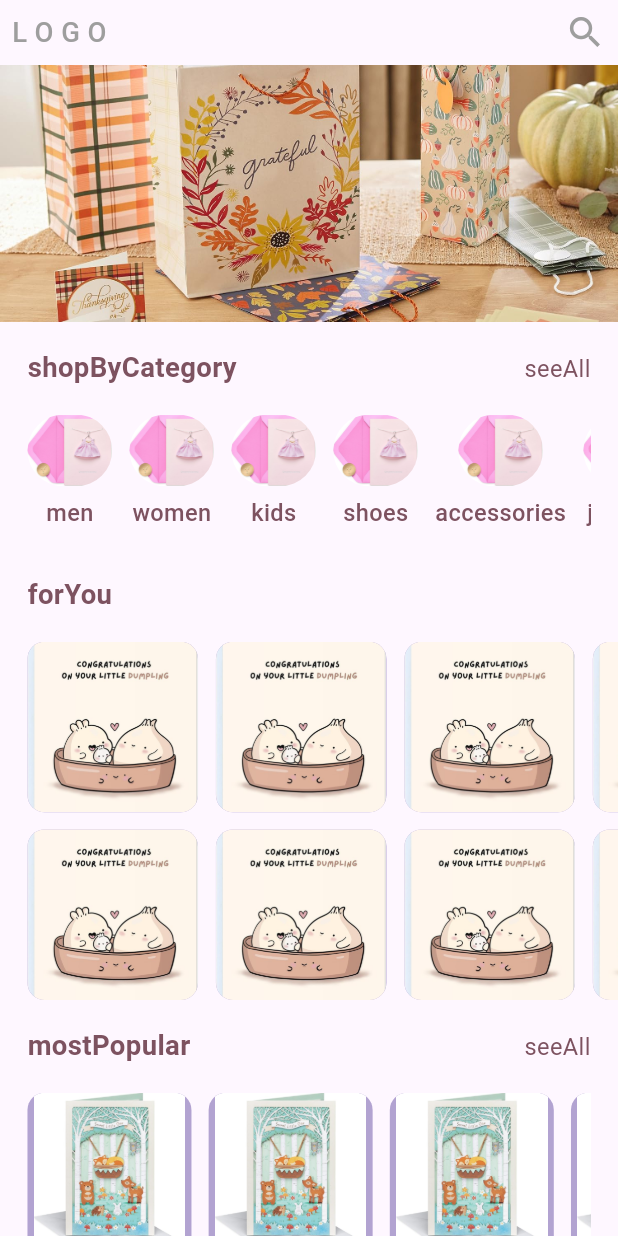
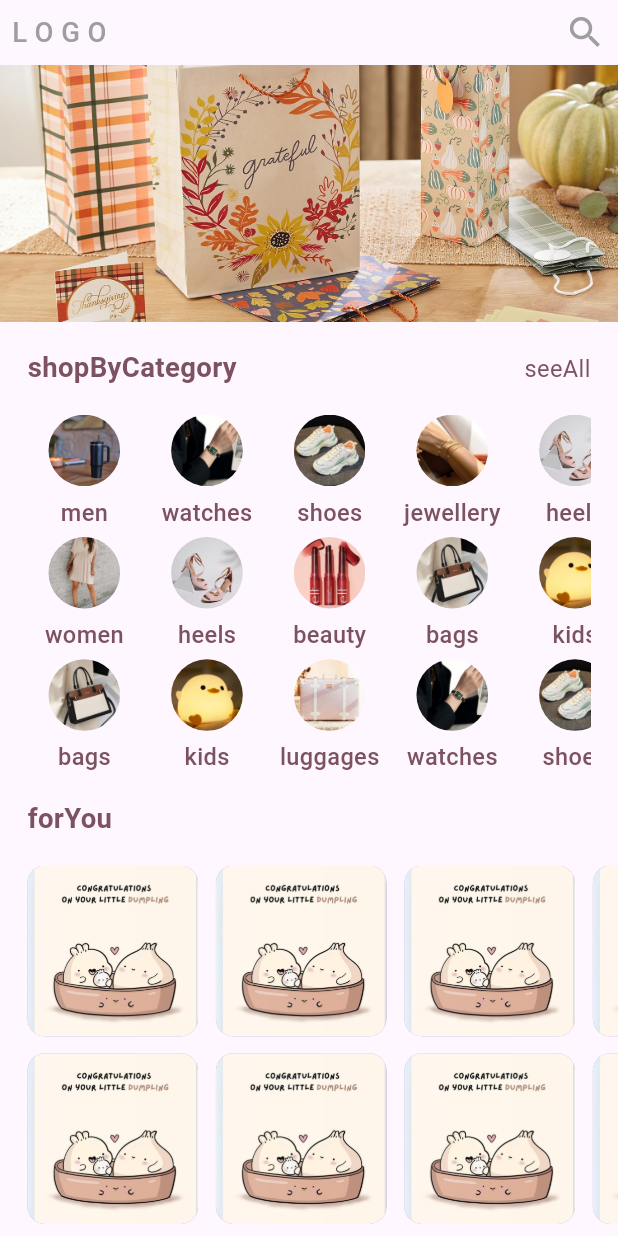
Before and after one commit to Tasneem-Zaareer/ecommerce_app, a Flutter app: the screen it shows after launch, on a phone screen of 412 x 824 dp. Run offline on Flutter 3.47's test engine with Material 3 defaults, Android fonts, the light colour scheme and no system bars; our stand-ins replace cached_network_image, easy_localization, flutter_screenutil; Roboto replaces fonts that are missing (SF Pro Display).

Commit message:
categories list and add images category

```diff
--- a/lib/core/constants/image_path.dart
+++ b/lib/core/constants/image_path.dart
@@ -5,10 +5,20 @@ class AppImages {
   static const String imageNotFound = 'assets/images/png/gift2.png';
   //----
   static const String homeHeaderImage = 'assets/images/home_header.jpg';
-    static const String categoryTestImage = 'assets/images/category_test.jpg';
-        static const String categoryTestImage2 = 'assets/images/category_test2.jpg';
-        static const String categoryTestImage3 = 'assets/images/category_test3.jpg';
+  static const String categoryTestImage = 'assets/images/category_test.jpg';
+  static const String categoryTestImage2 = 'assets/images/category_test2.jpg';
+  static const String categoryTestImage3 = 'assets/images/category_test3.jpg';
 
+  static const String categoryMenImage = 'assets/images/men_gift1.jpg';
+  static const String categoryWatchesImage = 'assets/images/watch.jpg';
+  static const String categoryWomenImage = 'assets/images/women.jpg';
+  static const String categoryBagImage = 'assets/images/bag.jpg';
+  static const String categoryBeautyImage = 'assets/images/beauty.jpg';
+  static const String categoryJewelleryImage = 'assets/images/jewellery.jpg';
+  static const String categoryHeelsImage = 'assets/images/heels.jpg';
+  static const String categoryShoesImage = 'assets/images/shoes.jpg';
+    static const String categoryLuggageImage = 'assets/images/luggage.jpg';
+        static const String categoryKidsImage = 'assets/images/kids.jpg';
 
 
 }
--- a/lib/features/categories/view/category_view.dart
+++ b/lib/features/categories/view/category_view.dart
@@ -24,7 +24,7 @@ class CategoryViewProducts extends StatelessWidget {
             crossAxisSpacing: 10,
             childAspectRatio: 1,
             mainAxisExtent: 100.h,
-            crossAxisCount: 3,
+            crossAxisCount: 2,
           ),
           itemBuilder: (context, index) => Column(
             children: [
--- a/lib/features/home/view/home.dart
+++ b/lib/features/home/view/home.dart
@@ -1,10 +1,13 @@
 import 'package:easy_localization/easy_localization.dart';
+import 'package:ecommerce_app/core/constants/image_path.dart';
 import 'package:ecommerce_app/features/categories/view/all_categories_view.dart';
 import 'package:ecommerce_app/features/home/view/widgets/custom_category_list.dart';
 import 'package:ecommerce_app/features/home/view/widgets/for_you_widget.dart';
 import 'package:ecommerce_app/features/home/view/widgets/header_widget.dart';
 import 'package:ecommerce_app/features/home/view/widgets/logo.dart';
 import 'package:ecommerce_app/core/widgets/text/title_widget.dart';
+import 'package:ecommerce_app/features/home/view_model/category_model.dart';
+import 'package:ecommerce_app/features/most_popular_products/view/custom_all_products_view.dart';
 import 'package:flutter/material.dart';
 import 'package:flutter_screenutil/flutter_screenutil.dart';
 
@@ -35,10 +38,36 @@ class HomeView extends StatelessWidget {
             ),
             const HomeCategoriesList(),
             TitleSection(title: tr('forYou')),
-            const ForYouWidget(),
-            TitleSection(title: tr('mostPopular'), subtitle: tr('seeAll')),
+            const ForYouProductsList(),
+            TitleSection(
+              title: tr('mostPopular'),
+              subtitle: tr('seeAll'),
+              onTap: () {
+                Navigator.of(context).push(
+                  MaterialPageRoute(
+                    builder: (context) => const AllProductsView(
+                      title: 'Most Popular Products',
+                      productsList: [],
+                    ),
+                  ),
+                );
+              },
+            ),
             const CustomCategoryList(categoryName: 'Most Popular'),
-            TitleSection(title: tr('trendy'), subtitle: tr('seeAll')),
+            TitleSection(
+              title: tr('trendy'),
+              subtitle: tr('seeAll'),
+              onTap: () {
+                Navigator.of(context).push(
+                  MaterialPageRoute(
+                    builder: (context) => const AllProductsView(
+                      title: 'Trendy Products',
+                      productsList: [],
+                    ),
+                  ),
+                );
+              },
+            ),
             const CustomCategoryList(categoryName: 'Trendy'),
           ],
         ),
--- a/lib/features/home/view/widgets/custom_category_list.dart
+++ b/lib/features/home/view/widgets/custom_category_list.dart
@@ -32,7 +32,7 @@ class CustomCategoryList extends StatelessWidget {
                         productName: 'productName',
                         productDescription: 'productDescription',
                         productPrice: '20\$',
-                        productLink: 'ttps://amzn.to/4fBCFix',
+                        productLink: 'https://amzn.to/4fBCFix',
                       ),
                     ),
                   ),
--- a/lib/features/home/view/widgets/for_you_widget.dart
+++ b/lib/features/home/view/widgets/for_you_widget.dart
@@ -5,8 +5,8 @@ import 'package:flutter_screenutil/flutter_screenutil.dart';
 
 import '../../../../core/constants/image_path.dart';
 
-class ForYouWidget extends StatelessWidget {
-  const ForYouWidget({super.key});
+class ForYouProductsList extends StatelessWidget {
+  const ForYouProductsList({super.key});
 
   @override
   Widget build(BuildContext context) {
@@ -51,6 +51,9 @@ class ForYouWidget extends StatelessWidget {
             ),
           ),
         ),
+
+
+
       ),
     );
   }
--- a/lib/features/home/view/widgets/home_categories_list.dart
+++ b/lib/features/home/view/widgets/home_categories_list.dart
@@ -5,6 +5,7 @@ import 'package:flutter/material.dart';
 import 'package:flutter_screenutil/flutter_screenutil.dart';
 
 import '../../../categories/view/category_view.dart';
+import '../../view_model/category_model.dart';
 
 class HomeCategoriesList extends StatelessWidget {
   const HomeCategoriesList({super.key});
@@ -12,30 +13,89 @@ class HomeCategoriesList extends StatelessWidget {
   @override
   Widget build(BuildContext context) {
     //!!!! temporary list of categories
-    List<String> categoriesList = [
-      'men',
-      'women',
-      'kids',
-      'shoes',
-      'accessories',
-      'jewelry',
-      'beauty',
-      'home',
-      'luggage',
+
+    final List<CategoryModel> categoriesList = [
+      CategoryModel(
+        categoryName: tr('men'),
+        imagePath: AppImages.categoryMenImage,
+      ),
+      CategoryModel(
+        categoryName: tr('women'),
+        imagePath: AppImages.categoryWomenImage,
+      ),
+      CategoryModel(
+        categoryName: tr('bags'),
+        imagePath: AppImages.categoryBagImage,
+      ),
+      CategoryModel(
+        categoryName: tr('watches'),
+        imagePath: AppImages.categoryWatchesImage,
+      ),
+      CategoryModel(
+        categoryName: tr('heels'),
+        imagePath: AppImages.categoryHeelsImage,
+      ),
+      CategoryModel(
+        categoryName: tr('kids'),
+        imagePath: AppImages.categoryKidsImage,
+      ),
+      CategoryModel(
+        categoryName: tr('shoes'),
+        imagePath: AppImages.categoryShoesImage,
+      ),
+      CategoryModel(
+        categoryName: tr('beauty'),
+        imagePath: AppImages.categoryBeautyImage,
+      ),
+      CategoryModel(
+        categoryName: tr('luggages'),
+        imagePath: AppImages.categoryLuggageImage,
+      ),
+      CategoryModel(
+        categoryName: tr('jewellery'),
+        imagePath: AppImages.categoryJewelleryImage,
+      ),
+      CategoryModel(
+        categoryName: tr('bags'),
+        imagePath: AppImages.categoryBagImage,
+      ),
+      CategoryModel(
+        categoryName: tr('watches'),
+        imagePath: AppImages.categoryWatchesImage,
+      ),
+      CategoryModel(
+        categoryName: tr('heels'),
+        imagePath: AppImages.categoryHeelsImage,
+      ),
+      CategoryModel(
+        categoryName: tr('kids'),
+        imagePath: AppImages.categoryKidsImage,
+      ),
+      CategoryModel(
+        categoryName: tr('shoes'),
+        imagePath: AppImages.categoryShoesImage,
+      ),
     ];
 
     return Padding(
       padding: EdgeInsets.symmetric(horizontal: 16.w),
       child: Container(
-        height: 75.h,
-        child: ListView.separated(
+          height: 200.h,
+          child: GridView.builder(
             scrollDirection: Axis.horizontal,
+            itemCount: categoriesList.length,
+            gridDelegate: SliverGridDelegateWithFixedCrossAxisCount(
+              crossAxisCount: 3, // Number of columns (2 in this case)
+              childAspectRatio: 1, // Aspect ratio of each item
+              crossAxisSpacing: 5.w,
+              mainAxisSpacing: 5.h,
+            ),
             itemBuilder: (context, index) => GestureDetector(
               onTap: () {
                 Navigator.of(context).push(
                   MaterialPageRoute(
                     builder: (context) => CategoryViewProducts(
-                    categoryTitle: tr(categoriesList[index]),
+                      categoryTitle: tr(categoriesList[index].categoryName),
                     ),
                   ),
                 );
@@ -44,25 +104,25 @@ class HomeCategoriesList extends StatelessWidget {
                 children: [
                   Container(
                     height: 40.h,
+                    width: 40.h,
                     child: ClipRRect(
-                      borderRadius: BorderRadius.circular(30.r),
+                        borderRadius: BorderRadius.circular(50.r),
                         child: Image.asset(
-                        AppImages.categoryTestImage,
+                          categoriesList[index].imagePath,
                           fit: BoxFit.cover,
+                          width: 30.w,
+                          height: 30.w,
                         )),
                   ),
                   SizedBox(height: 5.h),
                   CustomText(
-                  text: tr(categoriesList[index]),
+                    text: tr(categoriesList[index].categoryName),
                     fontSize: 12.sp,
                   )
                 ],
               ),
             ),
-          separatorBuilder: (context, index) => SizedBox(width: 10.w),
-          itemCount: categoriesList.length,
-        ),
-      ),
+          )),
     );
   }
 }
--- /dev/null
+++ b/lib/features/home/view_model/category_model.dart
@@ -0,0 +1,9 @@
+class CategoryModel {
+  String imagePath;
+  String categoryName;
+
+  CategoryModel({
+    required this.imagePath,
+    required this.categoryName,
+  });
+}
```
Also changed, not shown: lib/features/most_popular_products/view/custom_all_products_view.dart (added, +37 -0 lines), lib/features/products/views/product_view.dart (+10 -11 lines), assets/images/bag.jpg (added), assets/images/beauty.jpg (added), assets/images/heels.jpg (added), assets/images/jewellery.jpg (added), assets/images/kids.jpg (added), assets/images/luggage.jpg (added), assets/images/men_gift.jpg (added), assets/images/men_gift1.jpg (added), assets/images/shoes.jpg (added), assets/images/watch.jpg (added), assets/images/women.jpg (added), 2 other files. Lines whose indentation alone changed are shown as unchanged.
